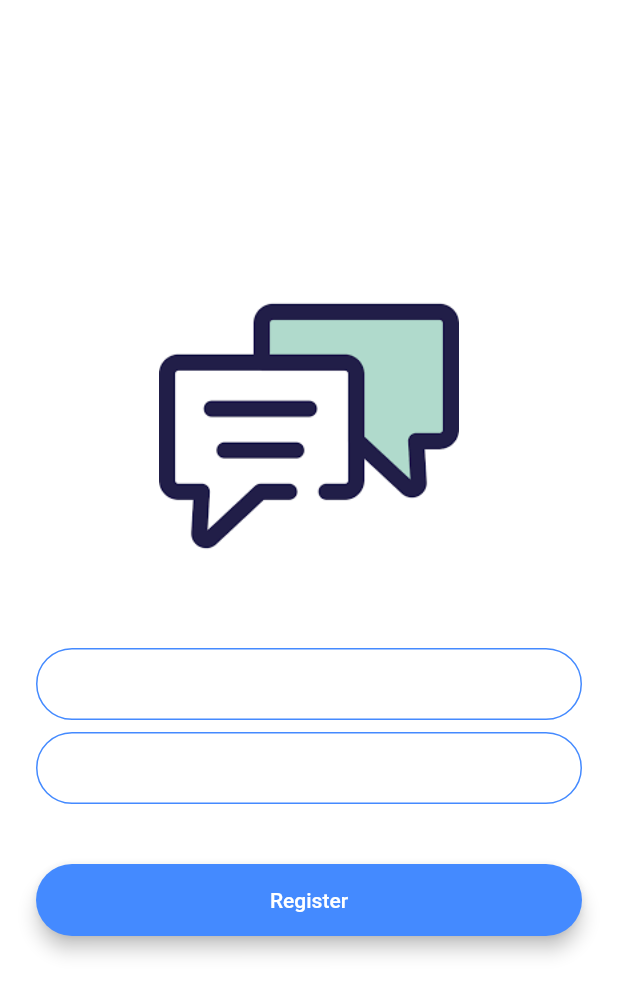
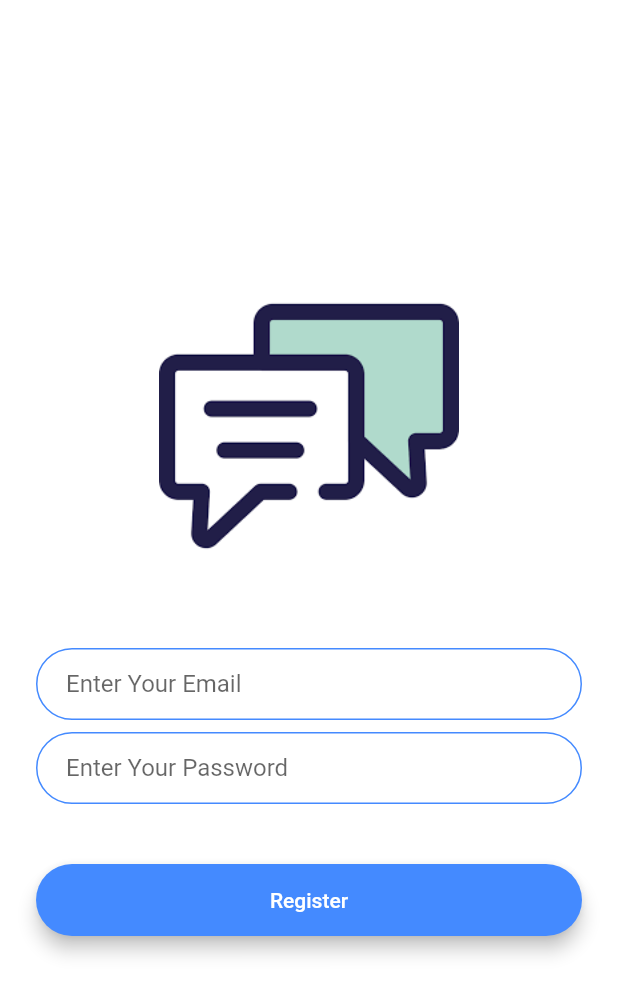
Before and after one commit to jahidRatul/ChatWithFun, a Flutter app: the screen it shows after launch, after a tap on "Register", on a phone screen of 412 x 824 dp. Shown: the top 995 px of the screen. Run offline on Flutter 3.47's test engine with Material 2 defaults, Android fonts, the phone set to English and light mode, and no system bars; our stand-ins replace animated_text_kit.

Commit message:
animation and Ui updated

```diff
--- /dev/null
+++ b/lib/components/rounded_button.dart
@@ -0,0 +1,29 @@
+import 'package:flutter/material.dart';
+
+class RoundedButton extends StatelessWidget {
+  RoundedButton({this.title, this.colour, @required this.onPressed});
+  final Color colour;
+  final String title;
+  final Function onPressed;
+
+  @override
+  Widget build(BuildContext context) {
+    return Padding(
+      padding: EdgeInsets.symmetric(vertical: 16.0),
+      child: Material(
+        elevation: 5.0,
+        color: colour,
+        borderRadius: BorderRadius.circular(30.0),
+        child: MaterialButton(
+          onPressed: onPressed,
+          minWidth: 200.0,
+          height: 42.0,
+          child: Text(
+            title,
+            style: TextStyle(color: Colors.white),
+          ),
+        ),
+      ),
+    );
+  }
+}
--- /dev/null
+++ b/lib/constants.dart
@@ -0,0 +1,35 @@
+import 'package:flutter/material.dart';
+
+const kSendButtonTextStyle = TextStyle(
+  color: Colors.lightBlueAccent,
+  fontWeight: FontWeight.bold,
+  fontSize: 18.0,
+);
+
+const kMessageTextFieldDecoration = InputDecoration(
+  contentPadding: EdgeInsets.symmetric(vertical: 10.0, horizontal: 20.0),
+  hintText: 'Type your message here...',
+  border: InputBorder.none,
+);
+
+const kMessageContainerDecoration = BoxDecoration(
+  border: Border(
+    top: BorderSide(color: Colors.lightBlueAccent, width: 2.0),
+  ),
+);
+
+const kTextFieldDecoration = InputDecoration(
+  hintText: 'Enter value',
+  contentPadding: EdgeInsets.symmetric(vertical: 10.0, horizontal: 20.0),
+  border: OutlineInputBorder(
+    borderRadius: BorderRadius.all(Radius.circular(32.0)),
+  ),
+  enabledBorder: OutlineInputBorder(
+    borderSide: BorderSide(color: Colors.blueAccent, width: 1.0),
+    borderRadius: BorderRadius.all(Radius.circular(32.0)),
+  ),
+  focusedBorder: OutlineInputBorder(
+    borderSide: BorderSide(color: Colors.blueAccent, width: 2.0),
+    borderRadius: BorderRadius.all(Radius.circular(32.0)),
+  ),
+);
--- a/lib/main.dart
+++ b/lib/main.dart
@@ -10,11 +10,6 @@ class FunChat extends StatelessWidget {
   @override
   Widget build(BuildContext context) {
     return MaterialApp(
-      theme: ThemeData.dark().copyWith(
-        textTheme: TextTheme(
-          body1: TextStyle(color: Colors.black54),
-        ),
-      ),
       initialRoute: WelcomeScreen.id,
       routes: {
         WelcomeScreen.id: (context) => WelcomeScreen(),
--- a/lib/screens/chat_screen.dart
+++ b/lib/screens/chat_screen.dart
@@ -1,4 +1,5 @@
 import 'package:flutter/material.dart';
+import 'package:chat_with_fun/constants.dart';
 
 class ChatScreen extends StatefulWidget {
   static String id = 'chat_screen';
@@ -28,7 +29,7 @@ class _ChatScreenState extends State<ChatScreen> {
           crossAxisAlignment: CrossAxisAlignment.stretch,
           children: <Widget>[
             Container(
-              //decoration: messageContainerDecoration,
+              decoration: kMessageContainerDecoration,
               child: Row(
                 crossAxisAlignment: CrossAxisAlignment.center,
                 children: <Widget>[
@@ -37,7 +38,7 @@ class _ChatScreenState extends State<ChatScreen> {
                       onChanged: (value) {
                         //Do something with the user input.
                       },
-                      // decoration: messageTextFieldDecoration,
+                      decoration: kMessageTextFieldDecoration,
                     ),
                   ),
                   FlatButton(
@@ -46,7 +47,7 @@ class _ChatScreenState extends State<ChatScreen> {
                     },
                     child: Text(
                       'Send',
-                      // style: sendButtonTextStyle,
+                      style: kSendButtonTextStyle,
                     ),
                   ),
                 ],
--- a/lib/screens/login_screen.dart
+++ b/lib/screens/login_screen.dart
@@ -1,4 +1,5 @@
 import 'package:flutter/material.dart';
+import 'package:chat_with_fun/components/rounded_button.dart';
 
 class LoginScreen extends StatefulWidget {
   static String id = 'login_screen';
@@ -79,23 +80,10 @@ class _LoginScreenState extends State<LoginScreen> {
             SizedBox(
               height: 24.0,
             ),
-            Padding(
-              padding: EdgeInsets.symmetric(vertical: 16.0),
-              child: Material(
-                color: Colors.lightBlueAccent,
-                borderRadius: BorderRadius.circular(30.0),
-                elevation: 5.0,
-                child: MaterialButton(
-                  onPressed: () {
-                    //Implement login functionality.
-                  },
-                  minWidth: 200.0,
-                  height: 42.0,
-                  child: Text(
-                    'Log In',
-                  ),
-                ),
-              ),
+            RoundedButton(
+              title: 'Log In',
+              colour: Colors.lightBlueAccent,
+              onPressed: () {},
             ),
           ],
         ),
--- a/lib/screens/registration_screen.dart
+++ b/lib/screens/registration_screen.dart
@@ -1,4 +1,6 @@
+import 'package:chat_with_fun/constants.dart';
 import 'package:flutter/material.dart';
+import 'package:chat_with_fun/components/rounded_button.dart';
 
 class RegistrationScreen extends StatefulWidget {
   static String id = 'registration_screen';
@@ -31,22 +33,8 @@ class _RegistrationScreenState extends State<RegistrationScreen> {
               onChanged: (value) {
                 //Do something with the user input.
               },
-              decoration: InputDecoration(
-                hintText: 'Enter your email',
-                contentPadding:
-                    EdgeInsets.symmetric(vertical: 10.0, horizontal: 20.0),
-                border: OutlineInputBorder(
-                  borderRadius: BorderRadius.circular(32.0),
-                ),
-                enabledBorder: OutlineInputBorder(
-                  borderSide: BorderSide(color: Colors.blueAccent, width: 1.0),
-                  borderRadius: BorderRadius.circular(32.0),
-                ),
-                focusedBorder: OutlineInputBorder(
-                  borderSide: BorderSide(color: Colors.blueAccent, width: 2.0),
-                  borderRadius: BorderRadius.circular(32.0),
-                ),
-              ),
+              decoration:
+                  kTextFieldDecoration.copyWith(hintText: 'Enter Your Email'),
             ),
             SizedBox(
               height: 8.0,
@@ -55,45 +43,14 @@ class _RegistrationScreenState extends State<RegistrationScreen> {
               onChanged: (value) {
                 //Do something with the user input.
               },
-              decoration: InputDecoration(
-                hintText: 'Enter yourpassword',
-                contentPadding:
-                    EdgeInsets.symmetric(vertical: 10.0, horizontal: 20.0),
-                border: OutlineInputBorder(
-                  borderRadius: BorderRadius.circular(32.0),
-                ),
-                enabledBorder: OutlineInputBorder(
-                  borderSide: BorderSide(color: Colors.blueAccent, width: 1.0),
-                  borderRadius: BorderRadius.circular(32.0),
-                ),
-                focusedBorder: OutlineInputBorder(
-                  borderSide: BorderSide(color: Colors.blueAccent, width: 2.0),
-                  borderRadius: BorderRadius.circular(32.0),
-                ),
-              ),
+              decoration: kTextFieldDecoration.copyWith(
+                  hintText: 'Enter Your Password'),
             ),
             SizedBox(
               height: 24.0,
             ),
-            Padding(
-              padding: EdgeInsets.symmetric(vertical: 16.0),
-              child: Material(
-                color: Colors.blueAccent,
-                borderRadius: BorderRadius.circular(30.0),
-                elevation: 5.0,
-                child: MaterialButton(
-                  onPressed: () {
-                    //Implement registration functionality.
-                  },
-                  minWidth: 200.0,
-                  height: 42.0,
-                  child: Text(
-                    'Register',
-                    style: TextStyle(color: Colors.white),
-                  ),
-                ),
-              ),
-            ),
+            RoundedButton(
+                title: 'Register', colour: Colors.blueAccent, onPressed: () {}),
           ],
         ),
       ),
--- a/lib/screens/welcome_screen.dart
+++ b/lib/screens/welcome_screen.dart
@@ -1,6 +1,8 @@
 import 'package:flutter/material.dart';
 import 'login_screen.dart';
 import 'registration_screen.dart';
+import 'package:animated_text_kit/animated_text_kit.dart';
+import 'package:chat_with_fun/components/rounded_button.dart';
 
 class WelcomeScreen extends StatefulWidget {
   static String id = 'welcome_screen';
@@ -8,11 +10,40 @@ class WelcomeScreen extends StatefulWidget {
   _WelcomeScreenState createState() => _WelcomeScreenState();
 }
 
-class _WelcomeScreenState extends State<WelcomeScreen> {
+class _WelcomeScreenState extends State<WelcomeScreen>
+    with SingleTickerProviderStateMixin {
+  AnimationController controller;
+  Animation animation;
+
+  @override
+  void initState() {
+    super.initState();
+
+    controller = AnimationController(
+      duration: Duration(seconds: 3),
+      vsync: this,
+    );
+
+    animation =
+        ColorTween(begin: Colors.grey, end: Colors.white).animate(controller);
+
+    controller.forward();
+
+    controller.addListener(() {
+      setState(() {});
+    });
+  }
+
+  @override
+  void dispose() {
+    controller.dispose();
+    super.dispose();
+  }
+
   @override
   Widget build(BuildContext context) {
     return Scaffold(
-      backgroundColor: Colors.white,
+      backgroundColor: animation.value,
       body: Padding(
         padding: EdgeInsets.symmetric(horizontal: 24.0),
         child: Column(
@@ -25,57 +56,40 @@ class _WelcomeScreenState extends State<WelcomeScreen> {
                   tag: 'chat',
                   child: Container(
                     child: Image.asset('images/chat.png'),
-                    height: 60.0,
+                    height: 60,
                   ),
                 ),
-                Text(
-                  'Fun Chat',
-                  style: TextStyle(
+                ColorizeAnimatedTextKit(
+                  text: ['Fun Chat'],
+                  textStyle: TextStyle(
                     fontSize: 45.0,
                     fontWeight: FontWeight.w900,
                   ),
+                  colors: [
+                    Colors.purple,
+                    Colors.blue,
+                    Colors.yellow,
+                    Colors.red,
+                  ],
                 ),
               ],
             ),
             SizedBox(
               height: 48.0,
             ),
-            Padding(
-              padding: EdgeInsets.symmetric(vertical: 16.0),
-              child: Material(
-                elevation: 5.0,
-                color: Colors.lightBlueAccent,
-                borderRadius: BorderRadius.circular(30.0),
-                child: MaterialButton(
-                  onPressed: () {
-                    Navigator.pushNamed(context, LoginScreen.id);
-                  },
-                  minWidth: 200.0,
-                  height: 42.0,
-                  child: Text(
-                    'Log In',
-                  ),
-                ),
-              ),
+            RoundedButton(
+              title: 'Log In',
+              colour: Colors.lightBlueAccent,
+              onPressed: () {
+                Navigator.pushNamed(context, LoginScreen.id);
+              },
             ),
-            Padding(
-              padding: EdgeInsets.symmetric(vertical: 16.0),
-              child: Material(
-                color: Colors.blueAccent,
-                borderRadius: BorderRadius.circular(30.0),
-                elevation: 5.0,
-                child: MaterialButton(
-                  onPressed: () {
-                    Navigator.pushNamed(context, RegistrationScreen.id);
-                  },
-                  minWidth: 200.0,
-                  height: 42.0,
-                  child: Text(
-                    'Register',
-                  ),
-                ),
-              ),
-            ),
+            RoundedButton(
+                title: 'Register',
+                colour: Colors.blueAccent,
+                onPressed: () {
+                  Navigator.pushNamed(context, RegistrationScreen.id);
+                })
           ],
         ),
       ),
--- a/pubspec.yaml
+++ b/pubspec.yaml
@@ -23,6 +23,7 @@ dependencies:
   # The following adds the Cupertino Icons font to your application.
   # Use with the CupertinoIcons class for iOS style icons.
   cupertino_icons: ^0.1.2
+  animated_text_kit: ^2.0.0
 
 dev_dependencies:
   flutter_test:
```
Also changed, not shown: pubspec.lock, 1 other file.
